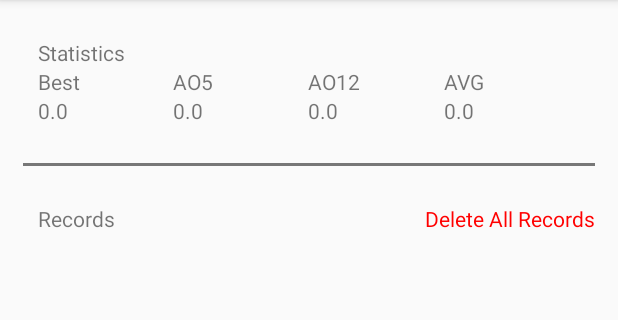
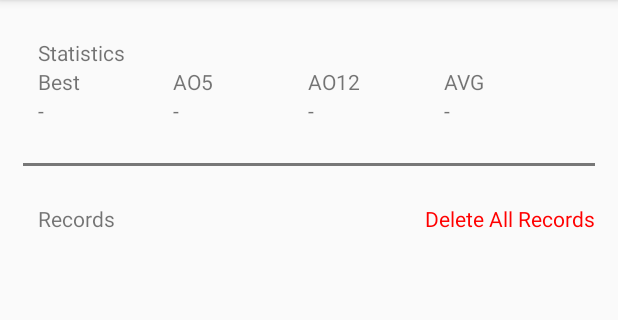
Before and after one commit to IT114118/ITP4210-RubiksCubeTimer-Client, an Android app: the RecordActivity screen opened directly, with no data from a screen before it, on a phone screen of 412 x 824 dp, the part 84-404 px from its top. Run offline under Robolectric (Android 15) with nearby library versions, the phone set to English and light mode, and no system bars.

Commit message:
Update RecordActivity.java

```diff
--- a/app/src/main/java/com/example/project4210/RecordActivity.java
+++ b/app/src/main/java/com/example/project4210/RecordActivity.java
@@ -61,26 +61,26 @@ public class RecordActivity extends AppCompatActivity {
 
     public void generateStatistics() {
         records = recordHandler.getAllRecords();
-        tv_stats_best.setText(String.valueOf(getPersonalBest()));
-        tv_stats_ao5.setText(String.valueOf(getAo5()));
-        tv_stats_ao12.setText(String.valueOf(getAo12()));
-        tv_stats_average.setText(String.valueOf(getAverage()));
+        tv_stats_best.setText(getStatisticsString(getPersonalBest()));
+        tv_stats_ao5.setText(getStatisticsString(getAo5()));
+        tv_stats_ao12.setText(getStatisticsString(getAo12()));
+        tv_stats_average.setText(getStatisticsString(getAverage()));
     }
 
     public float getPersonalBest() {
-        return (records.size() <= 0) ? 0 : getRecordTimeSortedArray()[0];
+        return (records.size() <= 0) ? -1 : getRecordTimeSortedArray()[0];
     }
 
     public float getAo5() {
-        return (records.size() < 5) ? 0 : getAverageInRange(5);
+        return (records.size() < 5) ? -1 : getAverageInRange(5);
     }
 
     public float getAo12() {
-        return (records.size() < 12) ? 0 : getAverageInRange(12);
+        return (records.size() < 12) ? -1 : getAverageInRange(12);
     }
 
     public float getAverage() {
-        return (records.size() <= 0) ? 0 : getAverageInRange(records.size());
+        return (records.size() <= 0) ? -1 : getAverageInRange(records.size());
     }
 
     private float[] getRecordTimeSortedArray() {
@@ -101,4 +101,8 @@ public class RecordActivity extends AppCompatActivity {
         }
         return sum / firstN;
     }
+
+    private String getStatisticsString(float num) {
+        return (num == -1) ? "-" : String.valueOf(num);
+    }
 }
```
